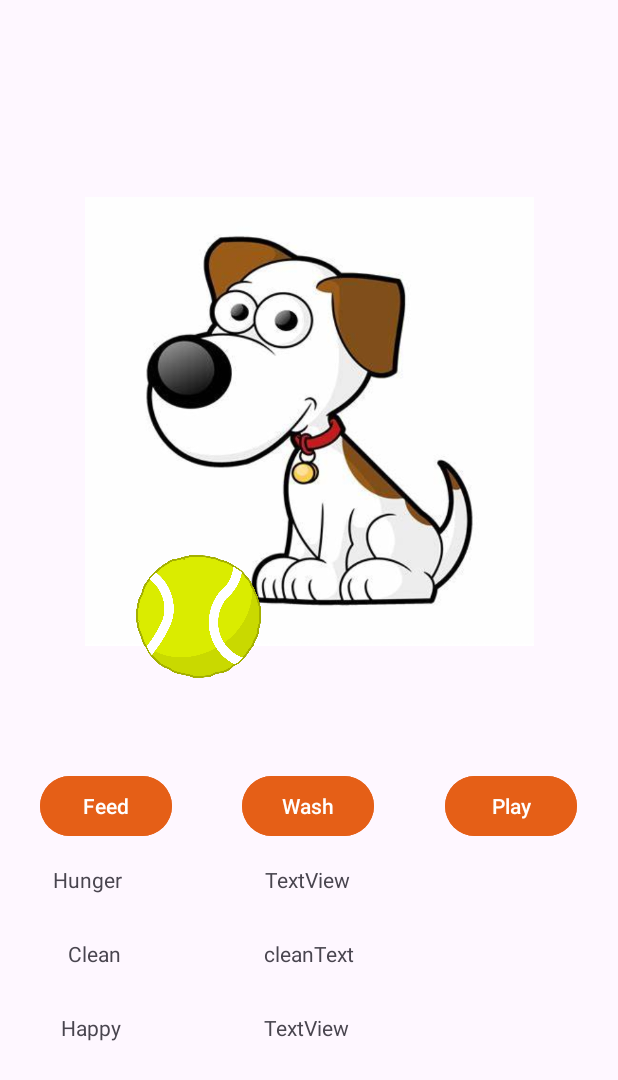
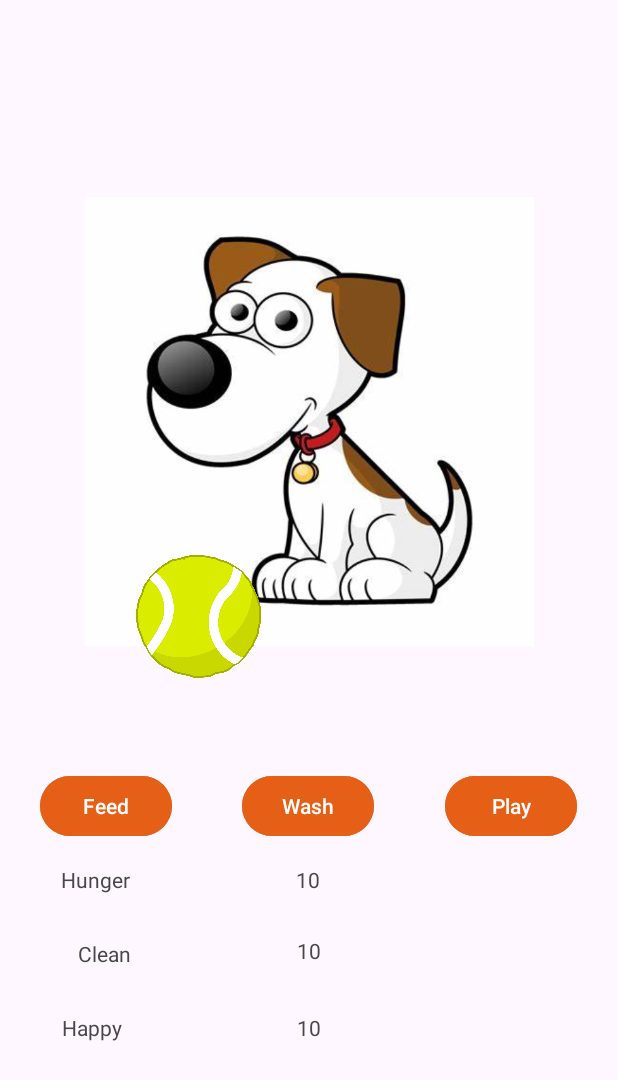
Before and after one commit to CalebRhoda/CalebRhoda_ST10435099_Assignment2, an Android app: the PetActivity screen opened directly, with no data from a screen before it, after a tap on "Play", on a phone screen of 412 x 824 dp. Shown: the top 1080 px of the screen. Run offline under Robolectric (Android 15) with nearby library versions, the light colour scheme and no system bars; 2 other taps on this screen came first.

Commit message:
Working Project

```diff
--- a/app/src/main/java/com/example/tamagotchiapp/PetActivity.kt
+++ b/app/src/main/java/com/example/tamagotchiapp/PetActivity.kt
@@ -2,9 +2,13 @@
 
 import androidx.appcompat.app.AppCompatActivity
 import android.os.Bundle
+import android.os.CountDownTimer
 import android.view.View
 import android.widget.Button
 import android.widget.ImageView
+import android.widget.TextView
+import kotlin.concurrent.fixedRateTimer
+import kotlin.concurrent.timer
 
 class PetActivity : AppCompatActivity() {
     override fun onCreate(savedInstanceState: Bundle?) {
@@ -16,14 +20,58 @@
         val soapyFoam = findViewById<ImageView>(R.id.imageView4)
         val playButton = findViewById<Button>(R.id.playbutton)
         val tennisBall = findViewById<ImageView>(R.id.imageView5)
+        val hungerCount = findViewById<TextView>(R.id.hungerText)
+        val washCount = findViewById<TextView>(R.id.cleanText)
+        val playCount = findViewById<TextView>(R.id.happyText)
+        val millisInFuture = 10000L // Total time for the countdown (in milliseconds)
+        val countDownInterval = 1000L // Interval at which to update the countdown (in milliseconds)
+
+        val hungerCountDown = object : CountDownTimer(millisInFuture, countDownInterval) {
+            override fun onTick(millisUntilFinished: Long) {
+                val secondsRemaining = millisUntilFinished / 1000
+                hungerCount.text = ("$secondsRemaining")
+            }
+            override fun onFinish() {
+            }
+
+
+        }
+        val washCountDown = object : CountDownTimer(millisInFuture, countDownInterval) {
+            override fun onTick(millisUntilFinished: Long) {
+                val secondsRemaining = millisUntilFinished / 1000
+                washCount.text = ("$secondsRemaining")
+            }
+            override fun onFinish() {
+            }
+
+
+        }
+        val playCountDown = object : CountDownTimer(millisInFuture, countDownInterval) {
+            override fun onTick(millisUntilFinished: Long) {
+                val secondsRemaining = millisUntilFinished / 1000
+                playCount.text = ("$secondsRemaining")
+            }
+            override fun onFinish() {
+                // This method is called when the countdown finishes
+            }
+
+        }
+
+
+
+
 
         feedButton.setOnClickListener {
             if (foodBowl.visibility == View.INVISIBLE) {
                 foodBowl.visibility = View.VISIBLE
                 soapyFoam.visibility = View.INVISIBLE
                 tennisBall.visibility = View.INVISIBLE
+                hungerCount.text = "10"
+                hungerCountDown.cancel()
             } else {
                 foodBowl.visibility = View.INVISIBLE
+                hungerCountDown.cancel()
+                hungerCountDown.start()
             }
 
         }
@@ -32,8 +80,12 @@
                 soapyFoam.visibility = View.VISIBLE
                 tennisBall.visibility = View.INVISIBLE
                 foodBowl.visibility = View.INVISIBLE
+                washCount.text = "10"
+                washCountDown.cancel()
             } else {
                 soapyFoam.visibility = View.INVISIBLE
+                washCountDown.cancel()
+                washCountDown.start()
             }
         }
         playButton.setOnClickListener {
@@ -41,11 +93,18 @@
                 tennisBall.visibility = View.VISIBLE
                 foodBowl.visibility = View.INVISIBLE
                 soapyFoam.visibility = View.INVISIBLE
+                playCount.text = "10"
+                playCountDown.cancel()
             } else {
                 tennisBall.visibility = View.INVISIBLE
+                playCountDown.cancel()
+                playCountDown.start()
             }
+
+
+            }
+        playCountDown.start()
+        washCountDown.start()
+        hungerCountDown.start()
         }
-
     }
-
-}
--- a/app/src/main/res/layout/activity_pet.xml
+++ b/app/src/main/res/layout/activity_pet.xml
@@ -141,20 +141,20 @@
         android:id="@+id/cleanText"
         android:layout_width="wrap_content"
         android:layout_height="wrap_content"
-        android:layout_marginStart="95dp"
-        android:layout_marginTop="30dp"
+        android:layout_marginTop="28dp"
         android:text="cleanText"
-        app:layout_constraintStart_toEndOf="@+id/textView4"
+        app:layout_constraintEnd_toEndOf="parent"
+        app:layout_constraintStart_toStartOf="parent"
         app:layout_constraintTop_toBottomOf="@+id/hungerText" />
 
     <TextView
         android:id="@+id/happyText"
         android:layout_width="wrap_content"
         android:layout_height="wrap_content"
-        android:layout_marginStart="95dp"
-        android:layout_marginTop="30dp"
+        android:layout_marginTop="32dp"
         android:text="TextView"
-        app:layout_constraintStart_toEndOf="@+id/textView4"
+        app:layout_constraintEnd_toEndOf="parent"
+        app:layout_constraintStart_toStartOf="parent"
         app:layout_constraintTop_toBottomOf="@+id/cleanText" />
 
 </androidx.constraintlayout.widget.ConstraintLayout>
```
